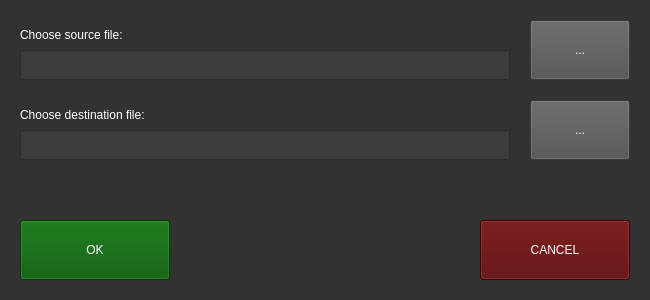
Before: the Qt Designer form forms/choosefileswindow.ui in psv-git/BDOLang, drawn with Qt 5.
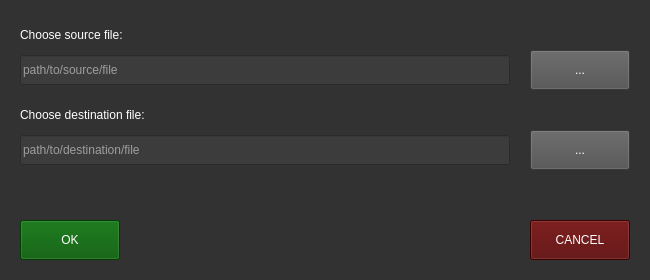
After: the same form once the commit is applied. Custom widgets are drawn as their Qt base class.

```diff
--- a/forms/choosefileswindow.ui
+++ b/forms/choosefileswindow.ui
@@ -10,20 +10,14 @@
     <x>0</x>
     <y>0</y>
     <width>650</width>
-    <height>300</height>
+    <height>280</height>
    </rect>
   </property>
-  <property name="minimumSize">
-   <size>
-    <width>650</width>
-    <height>300</height>
-   </size>
-  </property>
-  <property name="maximumSize">
-   <size>
-    <width>650</width>
-    <height>300</height>
-   </size>
+  <property name="sizePolicy">
+   <sizepolicy hsizetype="Fixed" vsizetype="Fixed">
+    <horstretch>0</horstretch>
+    <verstretch>0</verstretch>
+   </sizepolicy>
   </property>
   <property name="windowTitle">
    <string>Open files</string>
@@ -35,11 +29,17 @@
    <property name="geometry">
     <rect>
      <x>530</x>
-     <y>20</y>
+     <y>50</y>
      <width>100</width>
-     <height>60</height>
+     <height>40</height>
     </rect>
    </property>
+   <property name="sizePolicy">
+    <sizepolicy hsizetype="Fixed" vsizetype="Fixed">
+     <horstretch>0</horstretch>
+     <verstretch>0</verstretch>
+    </sizepolicy>
+   </property>
    <property name="focusPolicy">
     <enum>Qt::TabFocus</enum>
    </property>
@@ -56,11 +56,17 @@
    <property name="geometry">
     <rect>
      <x>530</x>
-     <y>100</y>
+     <y>130</y>
      <width>100</width>
-     <height>60</height>
+     <height>40</height>
     </rect>
    </property>
+   <property name="sizePolicy">
+    <sizepolicy hsizetype="Fixed" vsizetype="Fixed">
+     <horstretch>0</horstretch>
+     <verstretch>0</verstretch>
+    </sizepolicy>
+   </property>
    <property name="focusPolicy">
     <enum>Qt::TabFocus</enum>
    </property>
@@ -95,11 +101,17 @@
    <property name="geometry">
     <rect>
      <x>20</x>
-     <y>50</y>
+     <y>55</y>
      <width>490</width>
      <height>30</height>
     </rect>
    </property>
+   <property name="sizePolicy">
+    <sizepolicy hsizetype="Fixed" vsizetype="Fixed">
+     <horstretch>0</horstretch>
+     <verstretch>0</verstretch>
+    </sizepolicy>
+   </property>
    <property name="focusPolicy">
     <enum>Qt::TabFocus</enum>
    </property>
@@ -108,6 +120,9 @@
 color: rgb(255, 255, 255);
 background-color: rgb(60, 60, 60);</string>
    </property>
+   <property name="placeholderText">
+    <string>path/to/source/file</string>
+   </property>
   </widget>
   <widget class="QLabel" name="label2">
    <property name="geometry">
@@ -131,11 +146,17 @@
    <property name="geometry">
     <rect>
      <x>20</x>
-     <y>130</y>
+     <y>135</y>
      <width>490</width>
      <height>30</height>
     </rect>
    </property>
+   <property name="sizePolicy">
+    <sizepolicy hsizetype="Fixed" vsizetype="Fixed">
+     <horstretch>0</horstretch>
+     <verstretch>0</verstretch>
+    </sizepolicy>
+   </property>
    <property name="focusPolicy">
     <enum>Qt::TabFocus</enum>
    </property>
@@ -144,16 +165,25 @@
 color: rgb(255, 255, 255);
 background-color: rgb(60, 60, 60);</string>
    </property>
+   <property name="placeholderText">
+    <string>path/to/destination/file</string>
+   </property>
   </widget>
   <widget class="MyButton" name="okButton">
    <property name="geometry">
     <rect>
      <x>20</x>
      <y>220</y>
-     <width>150</width>
-     <height>60</height>
+     <width>100</width>
+     <height>40</height>
     </rect>
    </property>
+   <property name="sizePolicy">
+    <sizepolicy hsizetype="Fixed" vsizetype="Fixed">
+     <horstretch>0</horstretch>
+     <verstretch>0</verstretch>
+    </sizepolicy>
+   </property>
    <property name="focusPolicy">
     <enum>Qt::TabFocus</enum>
    </property>
@@ -169,12 +199,18 @@
   <widget class="MyButton" name="cancelButton">
    <property name="geometry">
     <rect>
-     <x>480</x>
+     <x>530</x>
      <y>220</y>
-     <width>150</width>
-     <height>60</height>
+     <width>100</width>
+     <height>40</height>
     </rect>
    </property>
+   <property name="sizePolicy">
+    <sizepolicy hsizetype="Fixed" vsizetype="Fixed">
+     <horstretch>0</horstretch>
+     <verstretch>0</verstretch>
+    </sizepolicy>
+   </property>
    <property name="focusPolicy">
     <enum>Qt::TabFocus</enum>
    </property>
```
Left out of the diff: 28 changed lines with no effect on the pictures.
